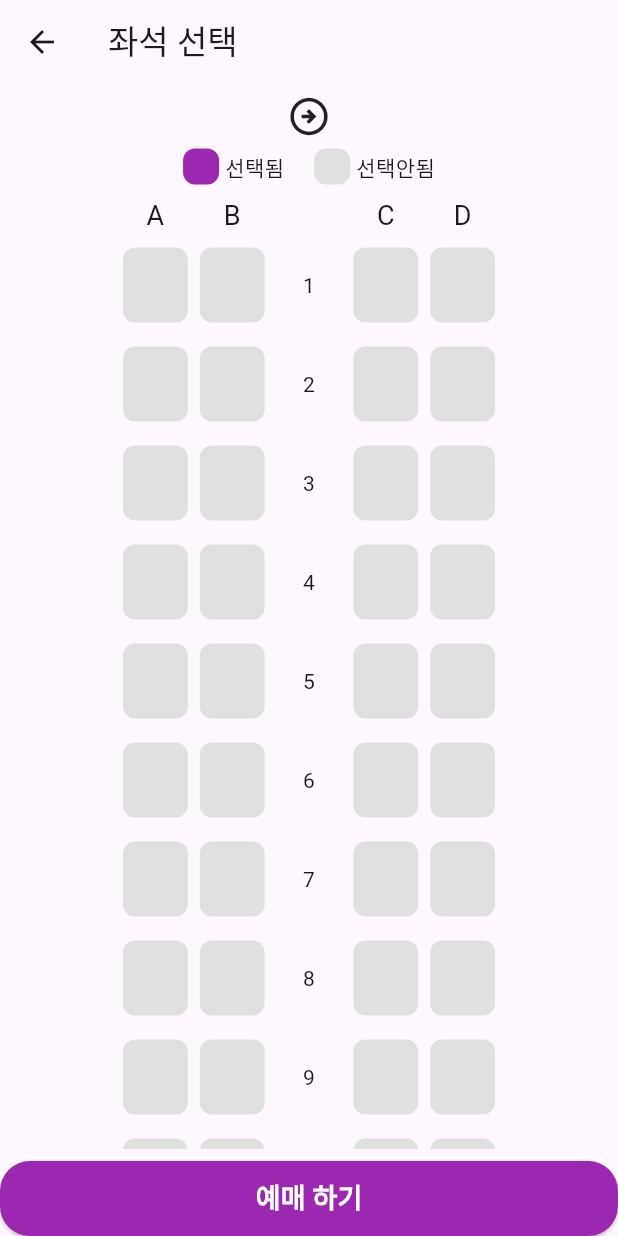
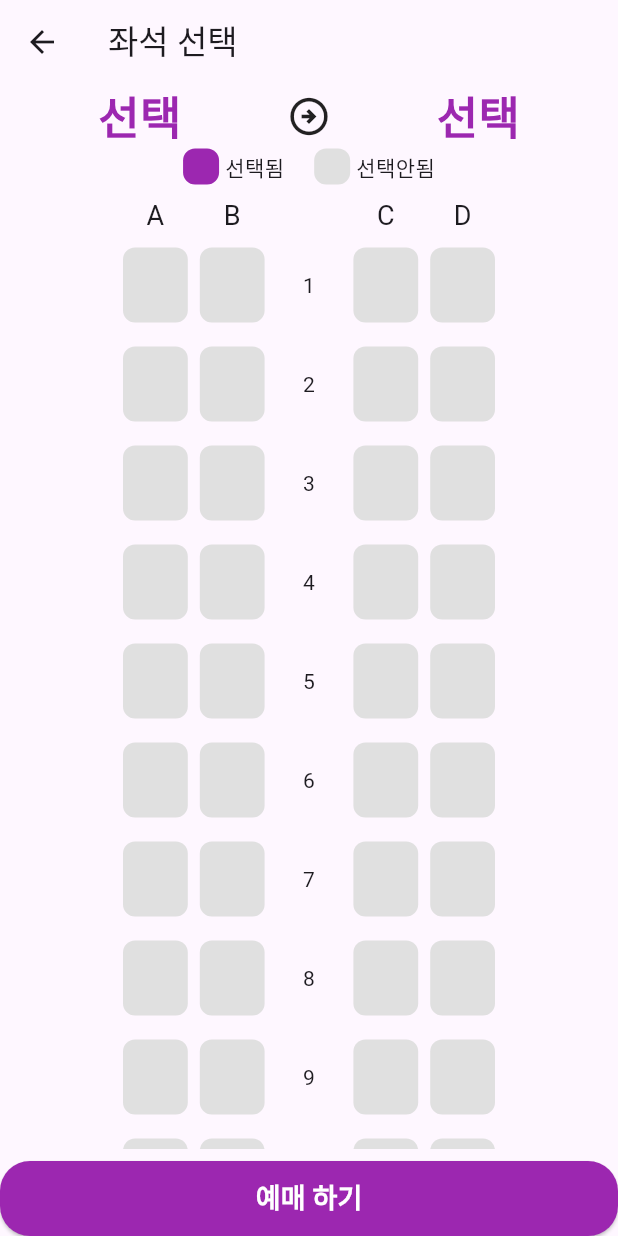
Before and after one commit to seoyeon-haru/flutter_train_app, a Flutter app: the screen it shows after launch, after a tap on "좌석 선택", on a phone screen of 412 x 824 dp. Run offline on Flutter 3.47's test engine with Material 3 defaults, Android fonts, the phone set to English and light mode, and no system bars.

Commit message:
Implement seat selection logic

```diff
--- a/lib/fourth/seat_page.dart
+++ b/lib/fourth/seat_page.dart
@@ -7,7 +7,7 @@ class SeatPage extends StatefulWidget {
   final String departure;
   final String arrival;
 
-  SeatPage({required this.departure, required this.arrival});
+  SeatPage(this.departure, this.arrival);
   @override
   State<SeatPage> createState() => _SeatPageState();
 }
--- a/lib/fourth/widget/chair_select.dart
+++ b/lib/fourth/widget/chair_select.dart
@@ -17,6 +17,7 @@ class _ChairSelectState extends State<ChairSelect> {
       }
     });
   }
+
   @override
   Widget build(BuildContext context) {
     return Padding(
@@ -47,33 +48,45 @@ class _ChairSelectState extends State<ChairSelect> {
             '$engLish',
             style: TextStyle(fontSize: 18),
           )),
-          chair(seatColor, 1, showText),
-          chair(seatColor, 2, showText),
-          chair(seatColor, 3, showText),
-          chair(seatColor, 4, showText),
-          chair(seatColor, 5, showText),
-          chair(seatColor, 6, showText),
-          chair(seatColor, 7, showText),
-          chair(seatColor, 8, showText),
-          chair(seatColor, 9, showText),
-          chair(seatColor, 10, showText),
-          chair(seatColor, 11, showText),
-          chair(seatColor, 12, showText),
-          chair(seatColor, 13, showText),
-          chair(seatColor, 14, showText),
-          chair(seatColor, 15, showText),
-          chair(seatColor, 16, showText),
-          chair(seatColor, 17, showText),
-          chair(seatColor, 18, showText),
-          chair(seatColor, 19, showText),
-          chair(seatColor, 20, showText),
+          for (int i = 1; i <= 20; i++)
+            GestureDetector(
+              onTap: () {
+                toggleSeat('$engLish$i');
+              },
+              child: chair(
+                  selectedSeats.contains('$engLish$i')
+                      ? Colors.purple
+                      : seatColor,
+                  i,
+                  showText),
+            )
+          // chair(seatColor, 1, showText),
+          // chair(seatColor, 2, showText),
+          // chair(seatColor, 3, showText),
+          // chair(seatColor, 4, showText),
+          // chair(seatColor, 5, showText),
+          // chair(seatColor, 6, showText),
+          // chair(seatColor, 7, showText),
+          // chair(seatColor, 8, showText),
+          // chair(seatColor, 9, showText),
+          // chair(seatColor, 10, showText),
+          // chair(seatColor, 11, showText),
+          // chair(seatColor, 12, showText),
+          // chair(seatColor, 13, showText),
+          // chair(seatColor, 14, showText),
+          // chair(seatColor, 15, showText),
+          // chair(seatColor, 16, showText),
+          // chair(seatColor, 17, showText),
+          // chair(seatColor, 18, showText),
+          // chair(seatColor, 19, showText),
+          // chair(seatColor, 20, showText),
         ],
       ),
     );
   }
 }
 
-Widget chair(seatColor, int? rowNum, bool showText) {
+Widget chair(seatColor, int rowNum, bool showText) {
   return Padding(
     padding: EdgeInsets.symmetric(horizontal: 4, vertical: 8),
     child: SizedBox(
@@ -82,11 +95,10 @@ Widget chair(seatColor, int? rowNum, bool showText) {
       child: AspectRatio(
         aspectRatio: 1,
         child: Container(
-          decoration: BoxDecoration(
-              borderRadius: BorderRadius.circular(8), color: seatColor),
-          alignment: Alignment.center,
-          child: showText == true ? Text('$rowNum') : null
-        ),
+            decoration: BoxDecoration(
+                borderRadius: BorderRadius.circular(8), color: seatColor),
+            alignment: Alignment.center,
+            child: showText == true ? Text('$rowNum') : null),
       ),
     ),
   );
--- a/lib/home/home_page.dart
+++ b/lib/home/home_page.dart
@@ -9,8 +9,8 @@ class HomePage extends StatefulWidget {
 }
 
 class _HomePageState extends State<HomePage> {
-  String? departureStation;
-  String? arrivalStation;
+  String departureStation = '선택';
+  String arrivalStation = '선택';
   @override
   Widget build(BuildContext context) {
     return Scaffold(
@@ -32,8 +32,7 @@ class _HomePageState extends State<HomePage> {
                   onPressed: () {
                     Navigator.push(context,
                         MaterialPageRoute(builder: (context) {
-                      return SeatPage(departure: '' ,
-                      arrival: '',);
+                      return SeatPage(departureStation , arrivalStation,);
                     }));
                   },
                   style: ElevatedButton.styleFrom(
--- a/lib/home/widget/station_selector.dart
+++ b/lib/home/widget/station_selector.dart
@@ -70,7 +70,7 @@ class _StationSelectorState extends State<StationSelector> {
                 onTap: () async {
                   String? result =
                       await Navigator.push(context, MaterialPageRoute(
-                    builder: (_) {
+                    builder: (context) {
                       return ArriveListPage();
                     },
                   ));
```
